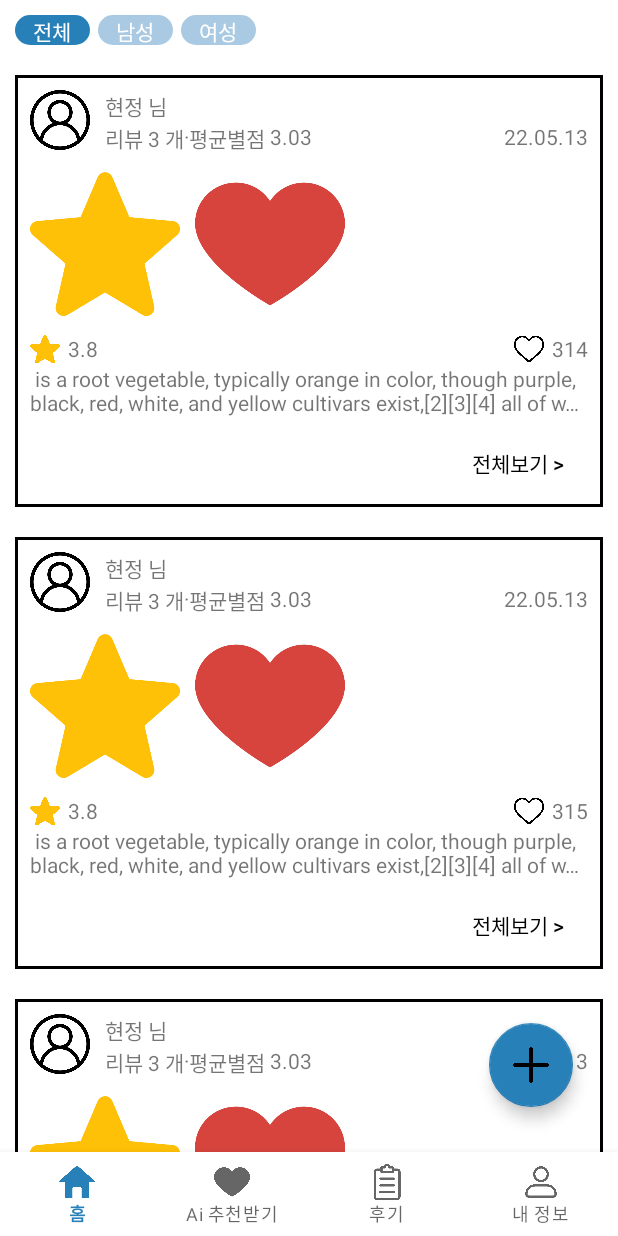
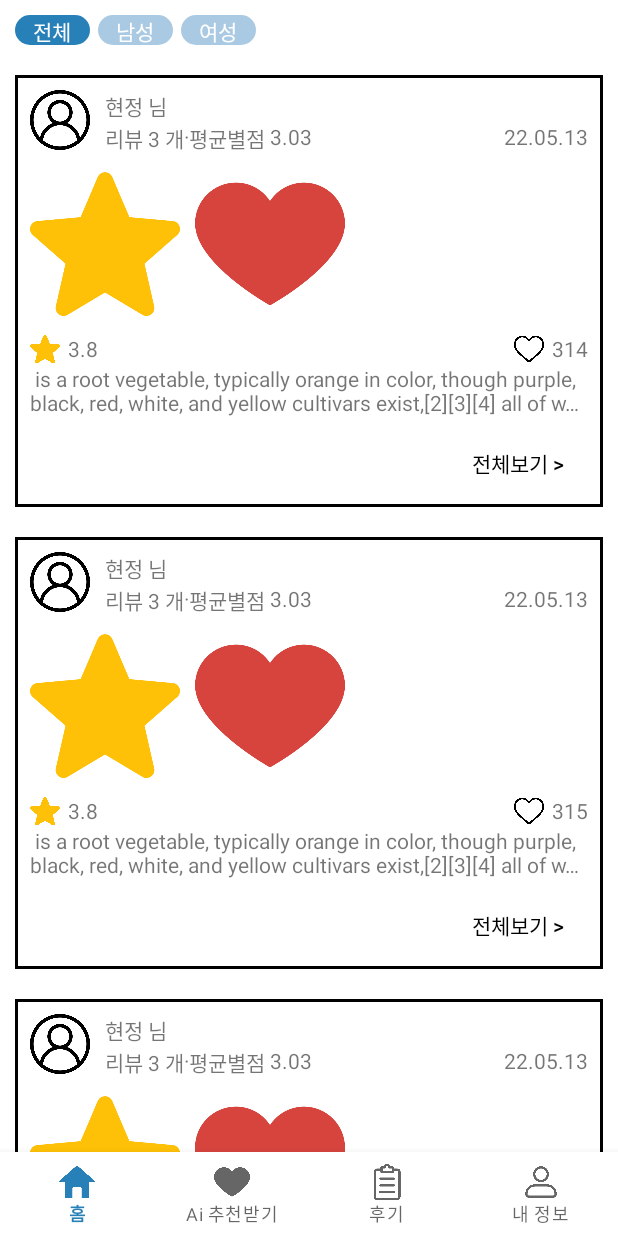
Before and after one commit to EunChanNam/We-Share-Wish-Hair, an Android app: the fragment ReviewListFragment placed in its activity, on a phone screen of 412 x 824 dp. Run offline under Robolectric (Android 15) with nearby library versions, the light colour scheme and no system bars.

Commit message:
review2 write UI_ing

```diff
--- a/app/src/main/java/com/example/wishhair/review/recent/ReviewListFragment.java
+++ b/app/src/main/java/com/example/wishhair/review/recent/ReviewListFragment.java
@@ -12,10 +12,12 @@ import android.view.View;
 import android.view.ViewGroup;
 import android.widget.RadioButton;
 import android.widget.RadioGroup;
+import android.widget.Toast;
 
 import com.example.wishhair.R;
 import com.example.wishhair.review.ReviewItem;
 import com.example.wishhair.review.detail.ImageSliderAdapter;
+import com.example.wishhair.review.detail.ReviewDetailActivity;
 
 import java.util.ArrayList;
 
@@ -58,25 +60,10 @@ public class ReviewListFragment extends Fragment {
         recentRecyclerViewAdapter.setOnItemClickListener(new RecyclerViewAdapterRecent.OnItemClickListener() {
             @Override
             public void onItemClick(View v, int position) {
+                Intent intent = new Intent(v.getContext(), ReviewDetailActivity.class);
+                startActivity(intent);
             }
         });
         return v;
     }
-   /* public void addItemRecent(String profileImage, String nickname, String authorReviewCount, String authorAvgGrade, String contentImage1, String contentImage2, String content, String grade,boolean isHeart, int heartCount, String date) {
-        RecyclerViewItem item = new RecyclerViewItem();
-
-        item.setProfileImage(profileImage);
-        item.setNickname(nickname);
-        item.setAuthorReviewCount(authorReviewCount);
-        item.setAuthorAvgGrade(authorAvgGrade);
-        item.setContentImage1(contentImage1);
-        item.setContentImage2(contentImage2);
-        item.setContent(content);
-        item.setGrade(grade);
-        item.setHeartCount(heartCount);
-        item.setIsHeart(false);
-        item.setDate(date);
-
-        recentRecyclerViewItems.add(item);
-    }*/
 }
--- /dev/null
+++ b/app/src/main/res/drawable/border_hair_imageview_round.xml
@@ -0,0 +1,5 @@
+<?xml version="1.0" encoding="utf-8"?>
+<!-- 헤어스타일 ImageView round shape -->
+<shape xmlns:android="http://schemas.android.com/apk/res/android">
+    <corners android:radius="20dp" />
+</shape>
--- a/app/src/main/res/drawable/border_sign_text.xml
+++ b/app/src/main/res/drawable/border_sign_text.xml
@@ -1,10 +1,7 @@
 <?xml version="1.0" encoding="utf-8"?>
 <layer-list xmlns:android="http://schemas.android.com/apk/res/android">
     <item
-        android:left="-2dp"
-        android:right="1dp"
-        android:top="1dp"
-        android:bottom="1dp">
+        android:left="-2dp">
         <shape android:shape="rectangle">
             <stroke
                 android:width="2dp"
--- a/app/src/main/res/layout/fragment_review_list.xml
+++ b/app/src/main/res/layout/fragment_review_list.xml
@@ -56,7 +56,6 @@
                         android:gravity="center"/>
                 </RadioGroup>
 
-
             <androidx.recyclerview.widget.RecyclerView
                 android:id="@+id/review_recent_recyclerView"
                 android:layout_width="match_parent"
@@ -65,15 +64,4 @@
         </LinearLayout>
     </LinearLayout>
 
-    <com.google.android.material.floatingactionbutton.FloatingActionButton
-        android:id="@+id/review_floatingButton"
-        android:layout_width="wrap_content"
-        android:layout_height="wrap_content"
-        android:layout_margin="30dp"
-        android:layout_gravity="bottom|right"
-        android:src="@drawable/plus"
-        android:contentDescription="@string/review_plus_button">
-
-    </com.google.android.material.floatingactionbutton.FloatingActionButton>
-
 </FrameLayout>
--- a/app/src/main/res/layout/sign_activity_login.xml
+++ b/app/src/main/res/layout/sign_activity_login.xml
@@ -20,7 +20,7 @@
         android:layout_width="wrap_content"
         android:layout_height="wrap_content"
         android:layout_marginTop="70dp"
-        android:text="@string/App_name"
+        android:text="@string/App_title_name"
         android:textColor="@color/black"
         android:textSize="37sp"
         android:textStyle="bold" />
--- a/app/src/main/res/layout/sign_activity_register.xml
+++ b/app/src/main/res/layout/sign_activity_register.xml
@@ -12,7 +12,7 @@
         android:layout_width="wrap_content"
         android:layout_height="wrap_content"
         android:layout_marginTop="40dp"
-        android:text="@string/App_name"
+        android:text="@string/App_title_name"
         android:textColor="@color/black"
         android:textSize="37sp"
         android:textStyle="bold" />
```
Also changed, not shown: app/src/main/AndroidManifest.xml (+7 -0 lines), app/src/main/java/com/example/wishhair/review/WriteReviewActivity.java (added, +16 -0 lines), app/src/main/java/com/example/wishhair/sign/LoginActivity.java (+1 -8 lines), app/src/main/res/layout/activity_write_review.xml (added, +106 -0 lines), app/src/main/res/values/strings.xml (+6 -3 lines), 1 other file.
